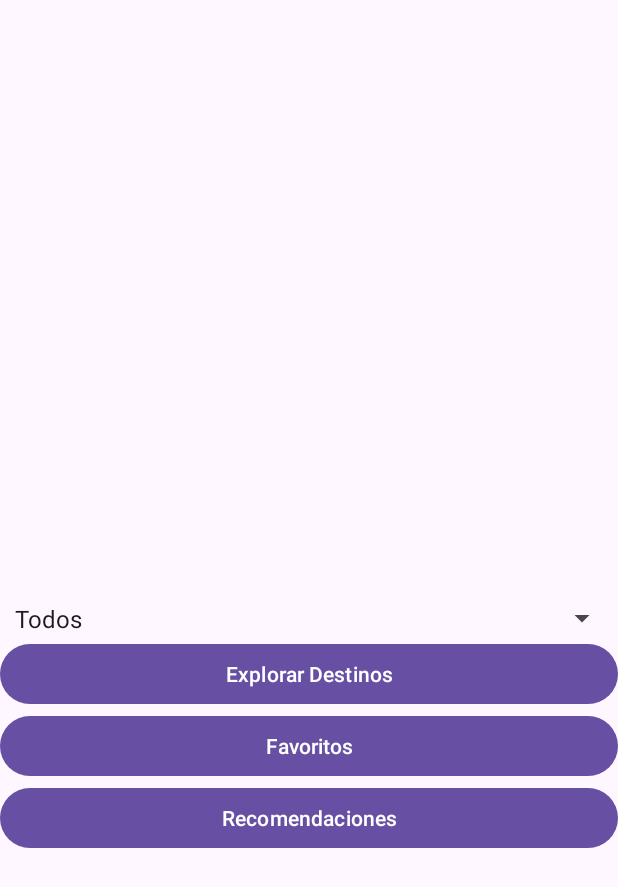
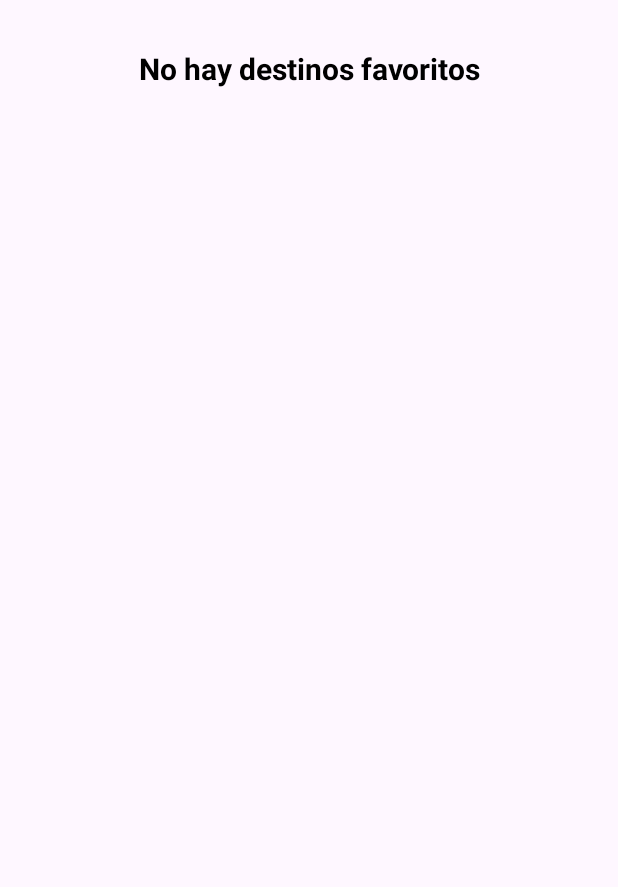
Before and after one commit to maferodriguezo/Taller1-Movil, an Android app: the screen it shows after launch (MainActivity before the commit, FavoritosActivity after it), after a tap on "Favoritos", on a phone screen of 412 x 824 dp. Shown: the top 887 px of the screen. Run offline under Robolectric (Android 15) with nearby library versions, the phone set to English and light mode, and no system bars.

Commit message:
Puntos 5 y 6

```diff
--- a/app/src/main/AndroidManifest.xml
+++ b/app/src/main/AndroidManifest.xml
@@ -23,6 +23,8 @@
 
         <activity android:name=".DestinosActivity" />
         <activity android:name=".DetalleDestinoActivity" />
+        <activity android:name=".FavoritosActivity" />
+        <activity android:name=".RecomendacionesActivity" />
     </application>
 
 </manifest>
--- a/app/src/main/java/com/example/taller1/Destino.kt
+++ b/app/src/main/java/com/example/taller1/Destino.kt
@@ -7,7 +7,6 @@ data class Destino(
     val nombre: String,
     val pais: String,
     val categoria: String,
-    val actividad: String,
+    val plan: String,
     val precio: String,
-    val descripcion: String
 ): Serializable
--- a/app/src/main/java/com/example/taller1/DestinoAdapter.kt
+++ b/app/src/main/java/com/example/taller1/DestinoAdapter.kt
@@ -23,7 +23,6 @@ class DestinoAdapter(
         view.findViewById<TextView>(R.id.textViewPais).text = destino.pais
         view.findViewById<TextView>(R.id.textViewCategoria).text = destino.categoria
         view.findViewById<TextView>(R.id.textViewPrecio).text = destino.precio
-        view.findViewById<TextView>(R.id.textViewDescripcion).text = destino.descripcion
 
         return view
     }
--- a/app/src/main/java/com/example/taller1/DestinosActivity.kt
+++ b/app/src/main/java/com/example/taller1/DestinosActivity.kt
@@ -73,9 +73,8 @@ class DestinosActivity : AppCompatActivity() {
                     nombre = destinoObj.getString("nombre"),
                     pais = destinoObj.getString("pais"),
                     categoria = destinoObj.getString("categoria"),
-                    actividad = destinoObj.getString("actividad"),
+                    plan = destinoObj.getString("plan"),
                     precio = destinoObj.getString("precio"),
-                    descripcion = destinoObj.getString("descripcion")
                 )
                 destinosList.add(destino)
             }
--- /dev/null
+++ b/app/src/main/java/com/example/taller1/FavoritosActivity.kt
@@ -0,0 +1,47 @@
+package com.example.taller1
+
+import android.content.Intent
+import androidx.appcompat.app.AppCompatActivity
+import android.os.Bundle
+import android.widget.ArrayAdapter
+import android.widget.ListView
+import android.widget.TextView
+import android.widget.Toast
+
+class FavoritosActivity : AppCompatActivity() {
+
+    override fun onCreate(savedInstanceState: Bundle?) {
+        super.onCreate(savedInstanceState)
+        setContentView(R.layout.activity_favoritos)
+
+        val listaFavoritos = findViewById<ListView>(R.id.listaFavoritos)
+        val textViewTitulo = findViewById<TextView>(R.id.textViewTituloFavoritos)
+
+        // Mostrar lista de favoritos
+        if (MainActivity.favoritos.isEmpty()) {
+            textViewTitulo.text = "No hay destinos favoritos"
+            Toast.makeText(this, "No hay destinos en favoritos", Toast.LENGTH_SHORT).show()
+        } else {
+            textViewTitulo.text = "Destinos Favoritos (${MainActivity.favoritos.size})"
+
+            // Crear lista de nombres de destinos favoritos
+            val nombresFavoritos = MainActivity.favoritos.map { it.nombre }
+
+            val adapter = ArrayAdapter(
+                this,
+                android.R.layout.simple_list_item_1,
+                nombresFavoritos
+            )
+            listaFavoritos.adapter = adapter
+
+            // Manejar clics en los items para ver detalles
+            listaFavoritos.setOnItemClickListener { parent, view, position, id ->
+                val destino = MainActivity.favoritos[position]
+
+                val intent = Intent(this, DetalleDestinoActivity::class.java)
+                intent.putExtra("destino", destino)
+                startActivity(intent)
+            }
+        }
+    }
+}
--- a/app/src/main/java/com/example/taller1/MainActivity.kt
+++ b/app/src/main/java/com/example/taller1/MainActivity.kt
@@ -14,6 +14,12 @@ import androidx.core.view.ViewCompat
 import androidx.core.view.WindowInsetsCompat
 
 class MainActivity : AppCompatActivity() {
+
+    // Companion object para almacenar favoritos globalmente
+    companion object {
+        val favoritos = mutableListOf<Destino>()
+    }
+
     override fun onCreate(savedInstanceState: Bundle?) {
         super.onCreate(savedInstanceState)
         enableEdgeToEdge()
@@ -56,7 +62,7 @@ class MainActivity : AppCompatActivity() {
     }
 
     private fun configurarBotones() {
-        // Configuracion el botón de Explorar Destinos
+        // Configuración del botón de Explorar Destinos
         findViewById<Button>(R.id.button1).setOnClickListener {
             val spinner = findViewById<Spinner>(R.id.spinnerCategorias)
             val categoriaSeleccionada = spinner.selectedItem.toString()
@@ -66,13 +72,16 @@ class MainActivity : AppCompatActivity() {
             startActivity(intent)
         }
 
-        // Configuracion los otros botones
+        // Configuración del botón de Favoritos
         findViewById<Button>(R.id.button2).setOnClickListener {
-            Toast.makeText(this, "Favoritos", Toast.LENGTH_SHORT).show()
+            val intent = Intent(this, FavoritosActivity::class.java)
+            startActivity(intent)
         }
 
+        // Configuración del botón de Recomendaciones
         findViewById<Button>(R.id.button3).setOnClickListener {
-            Toast.makeText(this, "Recomendaciones", Toast.LENGTH_SHORT).show()
+            val intent = Intent(this, RecomendacionesActivity::class.java)
+            startActivity(intent)
         }
     }
 }
--- /dev/null
+++ b/app/src/main/res/layout/activity_favoritos.xml
@@ -0,0 +1,24 @@
+<?xml version="1.0" encoding="utf-8"?>
+<LinearLayout xmlns:android="http://schemas.android.com/apk/res/android"
+    android:layout_width="match_parent"
+    android:layout_height="match_parent"
+    android:orientation="vertical"
+    android:padding="16dp">
+
+    <TextView
+        android:id="@+id/textViewTituloFavoritos"
+        android:layout_width="match_parent"
+        android:layout_height="wrap_content"
+        android:textSize="20sp"
+        android:textStyle="bold"
+        android:gravity="center"
+        android:padding="16dp"
+        android:textColor="@android:color/black"
+        android:text="Destinos Favoritos" />
+
+    <ListView
+        android:id="@+id/listaFavoritos"
+        android:layout_width="match_parent"
+        android:layout_height="match_parent" />
+
+</LinearLayout>
```
Also changed, not shown: app/src/main/assets/destinos.json (+89 -75 lines), app/src/main/java/com/example/taller1/DetalleDestinoActivity.kt (+7 -7 lines), app/src/main/java/com/example/taller1/RecomendacionesActivity.kt (added, +102 -0 lines), app/src/main/res/layout/activity_detalle_destino.xml (+2 -15 lines), app/src/main/res/layout/activity_recomendaciones.xml (added, +24 -0 lines), 1 other file.
